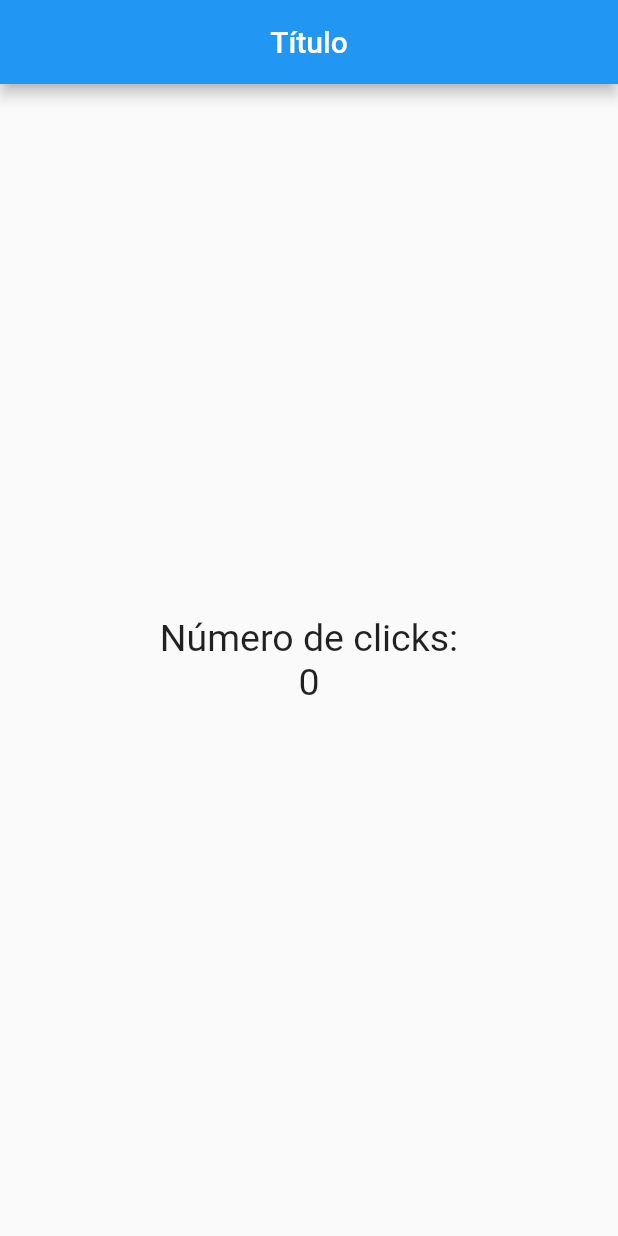
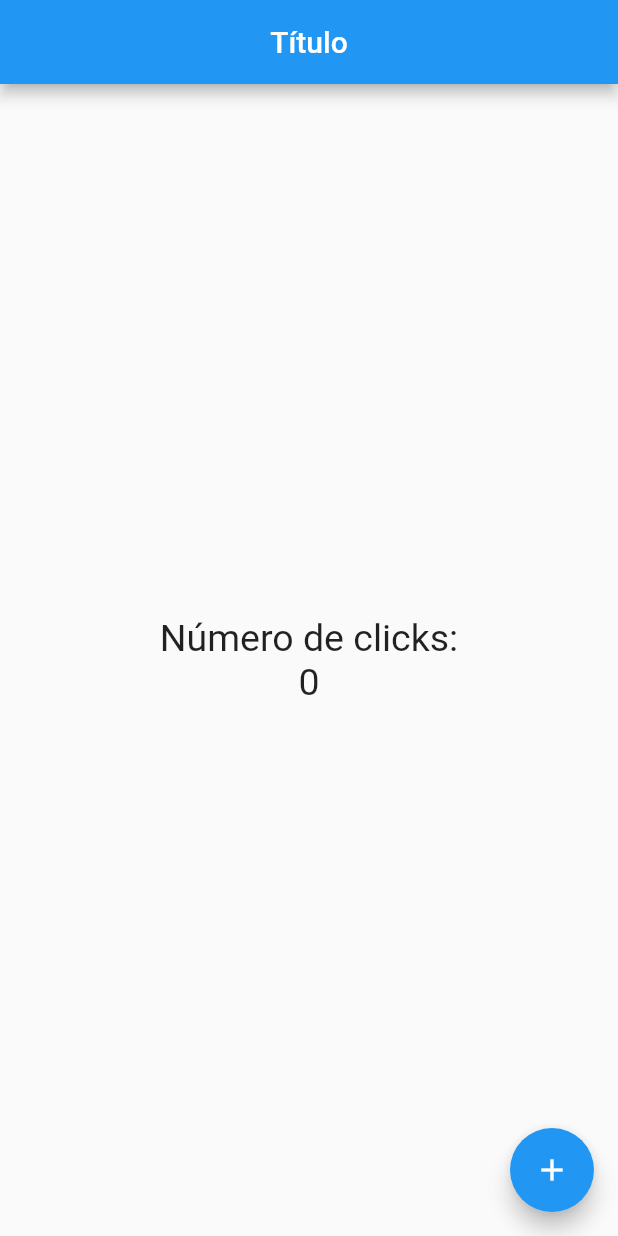
Before and after one commit to samuelkb/contador, a Flutter app: the screen it shows after launch, on a phone screen of 412 x 824 dp. Run offline on Flutter 3.47's test engine with Material 2 defaults, Android fonts, the phone set to English and light mode, and no system bars.

Commit message:
FloatingActionButton implemented using Icons

```diff
--- a/lib/src/pages/home_page.dart
+++ b/lib/src/pages/home_page.dart
@@ -22,6 +22,14 @@ class HomePage extends StatelessWidget{
           ],
           )
       ),
+      floatingActionButton: FloatingActionButton(
+        child: Icon( Icons.add ),//docs: https://material.io/resources/icons/?style=baseline
+        onPressed: () {
+
+          print('Hola Mundo');
+
+        }, //setted on null its equals to disabled = true
+        ),
     );
   }
 
```
